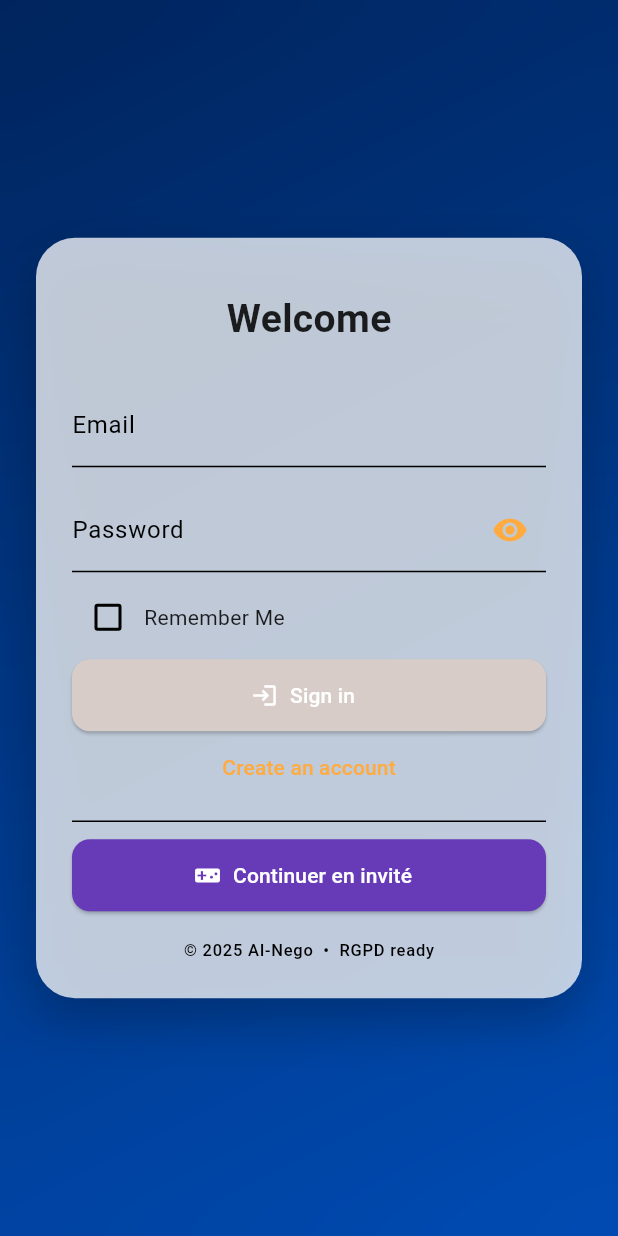
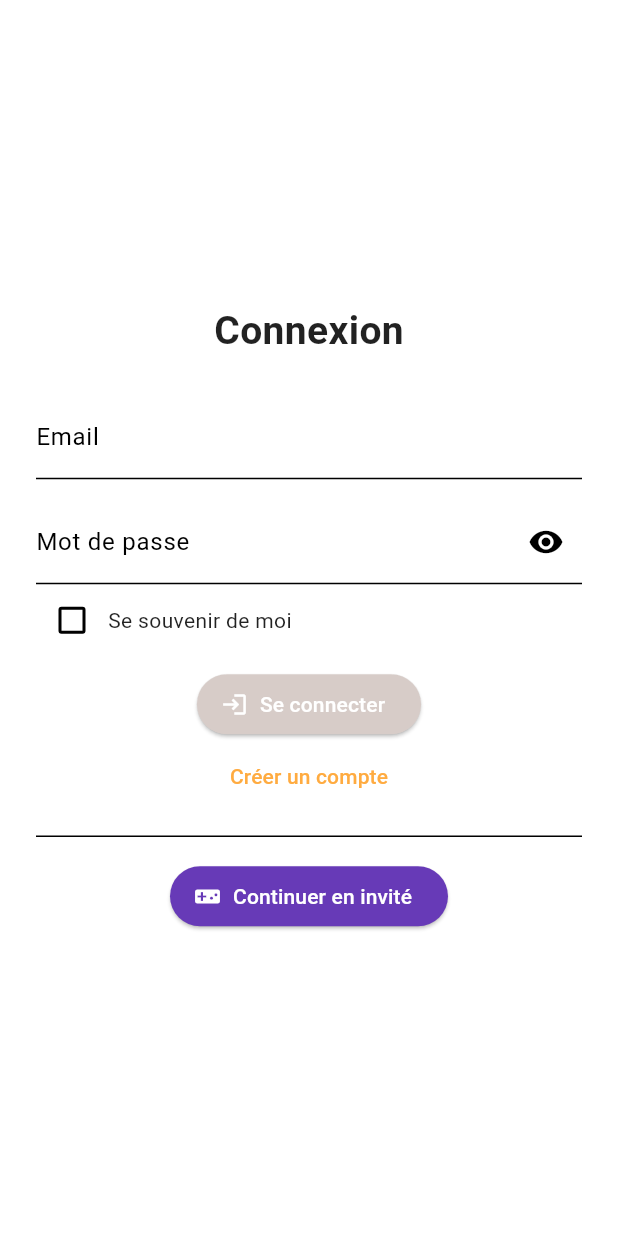
Before and after one commit to usasin/quiz_commercial2024, a Flutter app: the screen it shows after launch, on a phone screen of 412 x 824 dp. Run offline on Flutter 3.47's test engine with Material 3 defaults, Android fonts, the phone set to English and light mode, and no system bars; our stand-ins replace audioplayers, auto_size_text, cached_network_image, cloud_firestore, easy_localization, firebase_auth and 18 more; missing offline and left inert: flutter_sound; accounts and stored records are empty.

Commit message:
Update login_screen.dart

```diff
--- a/lib/screens/login_screen.dart
+++ b/lib/screens/login_screen.dart
@@ -1,160 +1,106 @@
-// login_screen.dart — refonte UI 2025 (e-mail + invité uniquement)
+// lib/screens/login_screen.dart
 // ignore_for_file: use_build_context_synchronously, avoid_print
 
-
-import 'dart:ui';
-
+import 'package:flutter/material.dart';
+import 'package:firebase_auth/firebase_auth.dart';
 import 'package:cloud_firestore/cloud_firestore.dart';
-import 'package:easy_localization/easy_localization.dart';
-import 'package:firebase_auth/firebase_auth.dart';
 import 'package:firebase_messaging/firebase_messaging.dart';
-import 'package:flutter/material.dart';
-import 'package:google_mobile_ads/google_mobile_ads.dart';
 import 'package:shared_preferences/shared_preferences.dart';
-
-import '../ad_manager.dart';
-
-/*───────────────────────────────────────────────────────────*/
 
 class LoginScreen extends StatefulWidget {
   const LoginScreen({super.key});
+
   @override
   State<LoginScreen> createState() => _LoginScreenState();
 }
 
+/*──────────────────────────────────────────────────────────*/
+
 class _LoginScreenState extends State<LoginScreen> {
-  /* ------------- Instances ------------- */
+  /* ---- controllers & services ---- */
   final _auth  = FirebaseAuth.instance;
   final _email = TextEditingController();
   final _pass  = TextEditingController();
   final _name  = TextEditingController();
 
-  /* ------------- UI states ------------- */
-  bool _obscure   = true;
-  bool _remember  = false;
-  bool _loginMode = true;
+  /* ---- UI states ---- */
+  bool _obscure    = true;
+  bool _remember   = false;
+  bool _loginMode  = true; // true = connexion, false = inscription
 
-  /* ------------- Ad banner ------------- */
-  late final BannerAd _banner;
-  bool _bannerReady = false;
+  /* ───────────────── Firebase util ───────────────── */
 
-  /* ******************************************************* */
-  /*  INIT / DISPOSE                                         */
-  /* ******************************************************* */
-  @override
-  void initState() {
-    super.initState();
-    _loadInfo();
-    _initBanner();
-    if (_auth.currentUser != null) {
-      WidgetsBinding.instance.addPostFrameCallback(
-            (_) => Navigator.pushReplacementNamed(context, '/chapter_menu'),
-      );
+  Future<void> _ensureUserDoc(User u, {String? displayName}) async {
+    final ref  = FirebaseFirestore.instance.collection('users').doc(u.uid);
+    final snap = await ref.get();
+
+    await ref.set({
+      'name'     : displayName ?? u.displayName ?? 'Invité',
+      'email'    : u.email ?? '',
+      'photoURL' : u.photoURL ?? '',
+    }, SetOptions(merge: true));
+
+    if (!snap.exists) {
+      await ref.set({
+        'createdAt'      : FieldValue.serverTimestamp(),
+        'totalScore'     : 0,
+        'chapters'       : {},
+        'unlockedLevels' : {},
+      }, SetOptions(merge: true));
+    }
+
+    // token FCM (facultatif : commente si tu n’utilises plus FCM)
+    final token = await FirebaseMessaging.instance.getToken();
+    if (token != null) {
+      await ref.set({'fcmToken': token}, SetOptions(merge: true));
     }
   }
 
-  void _initBanner() {
-    _banner = BannerAd(
-      adUnitId : AdManager.bannerAdUnitId,
-      size     : AdSize.banner,
-      listener : BannerAdListener(
-        onAdLoaded    : (_) => setState(() => _bannerReady = true),
-        onAdFailedToLoad: (ad, err) => ad.dispose(),
-      ),
-      request: const AdRequest(),
-    )..load();
-  }
+  /* ───────────────── Helpers ───────────────── */
 
-  @override
-  void dispose() {
-    _banner.dispose();
-    _email.dispose();
-    _pass.dispose();
-    _name.dispose();
-    super.dispose();
-  }
+  void _snack(String m) =>
+      ScaffoldMessenger.of(context).showSnackBar(SnackBar(content: Text(m)));
 
-  /* ******************************************************* */
-  /*  PREFERENCES                                            */
-  /* ******************************************************* */
-  Future<void> _loadInfo() async {
-    final prefs = await SharedPreferences.getInstance();
-    setState(() {
-      _email.text = prefs.getString('email')    ?? '';
-      _pass.text  = prefs.getString('password') ?? '';
-      _remember   = prefs.getBool('rememberMe') ?? false;
-    });
-  }
+  InputDecoration _dec(String label, {Widget? icon}) =>
+      InputDecoration(labelText: label, suffixIcon: icon);
 
-  Future<void> _saveInfo() async {
-    if (!_remember) return;
+  Future<void> _loginEmail() async {
+    if (_email.text.isEmpty || _pass.text.isEmpty) return;
+    try {
+      await _auth.signInWithEmailAndPassword(
+        email: _email.text.trim(),
+        password: _pass.text,
+      );
+      await _ensureUserDoc(_auth.currentUser!);
+
+      if (_remember) {
         final p = await SharedPreferences.getInstance();
         p
           ..setString('email', _email.text)
           ..setString('password', _pass.text)
           ..setBool('rememberMe', true);
       }
-
-  /* ******************************************************* */
-  /*  FIREBASE HELPERS                                       */
-  /* ******************************************************* */
-  Future<void> _ensureUserDoc(User u, {String? displayName}) async {
-    final ref  = FirebaseFirestore.instance.collection('users').doc(u.uid);
-    final snap = await ref.get();
-
-    await ref.set({
-      'name'    : displayName ?? u.displayName ?? 'Invité',
-      'email'   : u.email ?? '',
-      'photoURL': u.photoURL ?? '',
-    }, SetOptions(merge: true));
-
-    if (!snap.exists) {
-      await ref.set({
-        'createdAt'      : FieldValue.serverTimestamp(),
-        'chapters'       : {},
-        'totalScore'     : 0,
-        'unlockedLevels' : {},
-        'unlockedModules': {},
-        'lastChapterId'  : '',
-        'scrollPositions': {},
-      }, SetOptions(merge: true));
-    }
-
-    final token = await FirebaseMessaging.instance.getToken();
-    if (token != null) {
-      ref.set({'fcmToken': token}, SetOptions(merge: true));
+      Navigator.pushReplacementNamed(context, '/chapter_menu');
+    } on FirebaseAuthException catch (e) {
+      _snack(e.message ?? 'Erreur de connexion');
     }
   }
 
-  /* ******************************************************* */
-  /*  AUTH FLOWS                                             */
-  /* ******************************************************* */
-  Future<void> _signInMail() async {
-    if (_email.text.isEmpty || _pass.text.isEmpty) return;
-    try {
-      await _auth.signInWithEmailAndPassword(
-          email: _email.text.trim(), password: _pass.text);
-      await _saveInfo();
-      await _ensureUserDoc(_auth.currentUser!);
-      Navigator.pushReplacementNamed(context, '/chapter_menu');
-    } on FirebaseAuthException catch (e) {
-      _snack(e.message ?? 'Erreur');
-    }
-  }
-
-  Future<void> _signUpMail() async {
-    if ([_name.text, _email.text, _pass.text].any((e) => e.isEmpty)) return;
+  Future<void> _signupEmail() async {
+    if ([_name.text, _email.text, _pass.text].any((v) => v.isEmpty)) return;
     try {
       final cred = await _auth.createUserWithEmailAndPassword(
-          email: _email.text.trim(), password: _pass.text);
+        email: _email.text.trim(),
+        password: _pass.text,
+      );
       await _ensureUserDoc(cred.user!, displayName: _name.text.trim());
-      _snack('Inscription réussie, connecte-toi 👍');
+      _snack('Inscription réussie, connectez-vous 👍');
       setState(() {
         _loginMode = true;
         _pass.clear();
       });
     } on FirebaseAuthException catch (e) {
-      _snack(e.message ?? 'Erreur signup');
+      _snack(e.message ?? 'Erreur inscription');
     }
   }
 
@@ -164,77 +110,24 @@ class _LoginScreenState extends State<LoginScreen> {
       await _ensureUserDoc(res.user!, displayName: 'Invité');
       Navigator.pushReplacementNamed(context, '/chapter_menu');
     } on FirebaseAuthException catch (e) {
-      _snack('Invité : ${e.message}');
+      _snack(e.message ?? 'Erreur invité');
     }
   }
 
-  /* ******************************************************* */
-  /*  UI HELPERS                                             */
-  /* ******************************************************* */
-  void _snack(String m) =>
-      ScaffoldMessenger.of(context).showSnackBar(SnackBar(content: Text(m)));
+  /* ───────────────── Build ───────────────── */
 
-  InputDecoration _dec(String label, {Widget? icon}) => InputDecoration(
-    labelText : label,
-    border    : const UnderlineInputBorder(),
-    suffixIcon: icon,
-  );
-
-  /* ******************************************************* */
-  /*  BUILD                                                  */
-  /* ******************************************************* */
   @override
   Widget build(BuildContext context) {
-    final colors = Theme.of(context).colorScheme;
     return Scaffold(
-      backgroundColor: Colors.transparent,
-      bottomNavigationBar: _bannerReady
-          ? SizedBox(
-          height: _banner.size.height.toDouble(),
-          child: AdWidget(ad: _banner))
-          : null,
-      body: Stack(
-        children: [
-          // ---- fond dégradé flou
-          Container(
-            decoration: const BoxDecoration(
-              gradient: LinearGradient(
-                colors: [Color(0xff002d74), Color(0xff005ee0)],
-                begin : Alignment.topLeft,
-                end   : Alignment.bottomRight,
-              ),
-            ),
-          ),
-          BackdropFilter(
-            filter: ImageFilter.blur(sigmaX: 20, sigmaY: 20),
-            child : Container(color: Colors.black.withOpacity(.2)),
-          ),
-
-          // ---- carte login
-          Center(
+      body: Center(
         child: SingleChildScrollView(
-              padding: const EdgeInsets.symmetric(horizontal: 24),
-              child: Container(
           padding: const EdgeInsets.all(24),
-                decoration: BoxDecoration(
-                  color        : colors.surface.withOpacity(.75),
-                  borderRadius : BorderRadius.circular(26),
-                  boxShadow    : [
-                    BoxShadow(
-                      color: Colors.black.withOpacity(.25),
-                      blurRadius: 30,
-                      offset: const Offset(0, 14),
-                    )
-                  ],
-                ),
           child: Column(
             mainAxisSize: MainAxisSize.min,
             children: [
-                    const SizedBox(height: 12),
               Text(
-                      _loginMode ? 'Bienvenue'.tr() : 'Créer un compte'.tr(),
-                      style: const TextStyle(
-                          fontSize: 26, fontWeight: FontWeight.w600),
+                _loginMode ? 'Connexion' : 'Créer un compte',
+                style: const TextStyle(fontSize: 26, fontWeight: FontWeight.w600),
               ),
               const SizedBox(height: 24),
 
@@ -242,98 +135,64 @@ class _LoginScreenState extends State<LoginScreen> {
                 TextField(
                   controller: _name,
                   textCapitalization: TextCapitalization.words,
-                        decoration: _dec('Nom'.tr()),
+                  decoration: _dec('Nom'),
                 ),
               TextField(
                 controller: _email,
                 keyboardType: TextInputType.emailAddress,
-                      decoration: _dec('Email'.tr()),
+                decoration: _dec('Email'),
               ),
               const SizedBox(height: 14),
               TextField(
-                      controller : _pass,
+                controller: _pass,
                 obscureText: _obscure,
-                      decoration : _dec(
-                        'Mot de passe'.tr(),
+                decoration: _dec(
+                  'Mot de passe',
                   icon: IconButton(
-                          icon: Icon(
-                              _obscure
-                                  ? Icons.visibility
-                                  : Icons.visibility_off,
-                              color: colors.primary),
-                          onPressed: () =>
-                              setState(() => _obscure = !_obscure),
+                    icon: Icon(_obscure ? Icons.visibility :
+                                               Icons.visibility_off),
+                    onPressed: () => setState(() => _obscure = !_obscure),
                   ),
                 ),
               ),
 
-                    const SizedBox(height: 6),
               Row(
                 children: [
                   Checkbox(
                     value: _remember,
-                          activeColor: colors.primary,
-                          onChanged: (v) =>
-                              setState(() => _remember = v!),
+                    onChanged: (v) => setState(() => _remember = v!),
                   ),
-                        Text('Se souvenir de moi'.tr()),
+                  const Text('Se souvenir de moi'),
                 ],
               ),
-                    const SizedBox(height: 4),
+              const SizedBox(height: 8),
+
               ElevatedButton.icon(
-                      style: ElevatedButton.styleFrom(
-                        minimumSize: const Size.fromHeight(48),
-                        shape: RoundedRectangleBorder(
-                          borderRadius: BorderRadius.circular(12),
-                        ),
-                      ),
-                      icon: Icon(
-                          _loginMode ? Icons.login : Icons.person_add_alt_1),
-                      label: Text(_loginMode
-                          ? 'Se connecter'.tr()
-                          : 'S’inscrire'.tr()),
-                      onPressed: _loginMode ? _signInMail : _signUpMail,
+                icon: Icon(_loginMode ? Icons.login : Icons.person_add),
+                label: Text(_loginMode ? 'Se connecter' : 'S’inscrire'),
+                onPressed: _loginMode ? _loginEmail : _signupEmail,
               ),
               TextButton(
-                      onPressed: () =>
-                          setState(() => _loginMode = !_loginMode),
+                onPressed: () => setState(() => _loginMode = !_loginMode),
                 child: Text(_loginMode
                     ? 'Créer un compte'
-                          : 'Déjà inscrit ? Connectez-vous')
-                          .tr(),
+                    : 'Déjà inscrit ? Connexion'),
               ),
 
-                    const Divider(height: 24),
+              const Divider(height: 32),
 
-                    // ------------ invité
               ElevatedButton.icon(
                 style: ElevatedButton.styleFrom(
                   backgroundColor: Colors.deepPurple,
-                        minimumSize: const Size.fromHeight(48),
-                        shape: RoundedRectangleBorder(
-                          borderRadius: BorderRadius.circular(12),
-                        ),
                 ),
                 icon: const Icon(Icons.videogame_asset),
                 label: const Text('Continuer en invité'),
                 onPressed: _guest,
               ),
-
-                    const SizedBox(height: 18),
-                    Text(
-                      '© 2025 AI-Nego  •  RGPD ready',
-                      style: Theme.of(context)
-                          .textTheme
-                          .labelSmall
-                          ?.copyWith(color: colors.outline),
-                    ),
             ],
           ),
         ),
       ),
-          ),
-        ],
-      ),
     );
   }
 }
```
Lines whose indentation alone changed are shown as unchanged.
